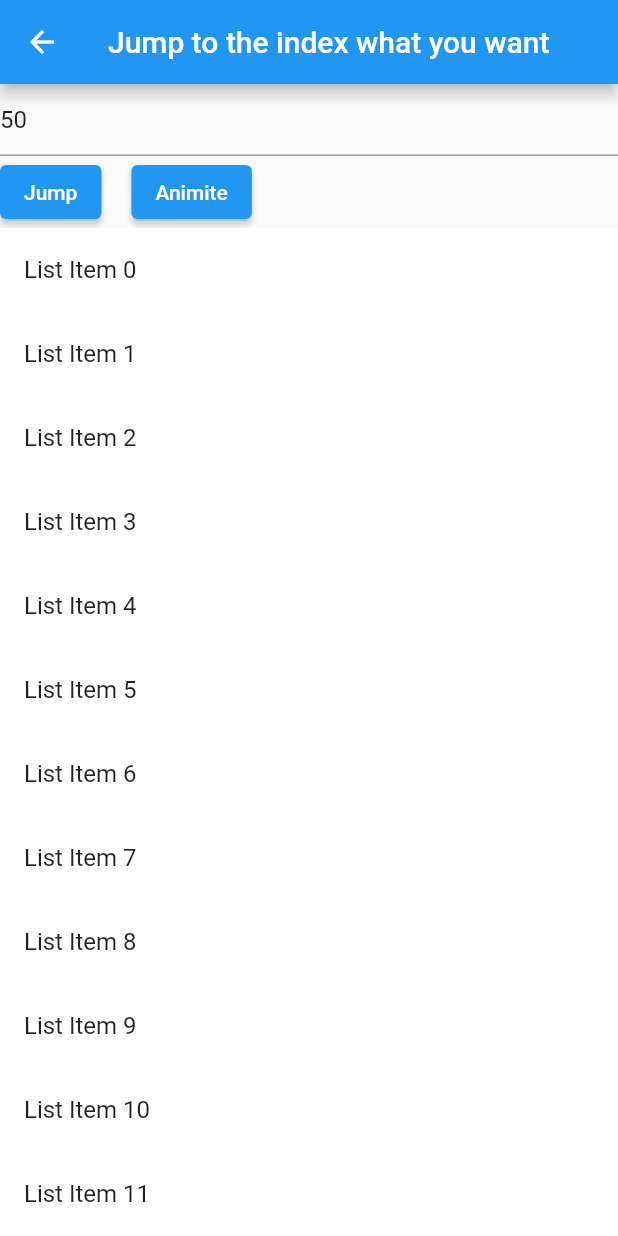
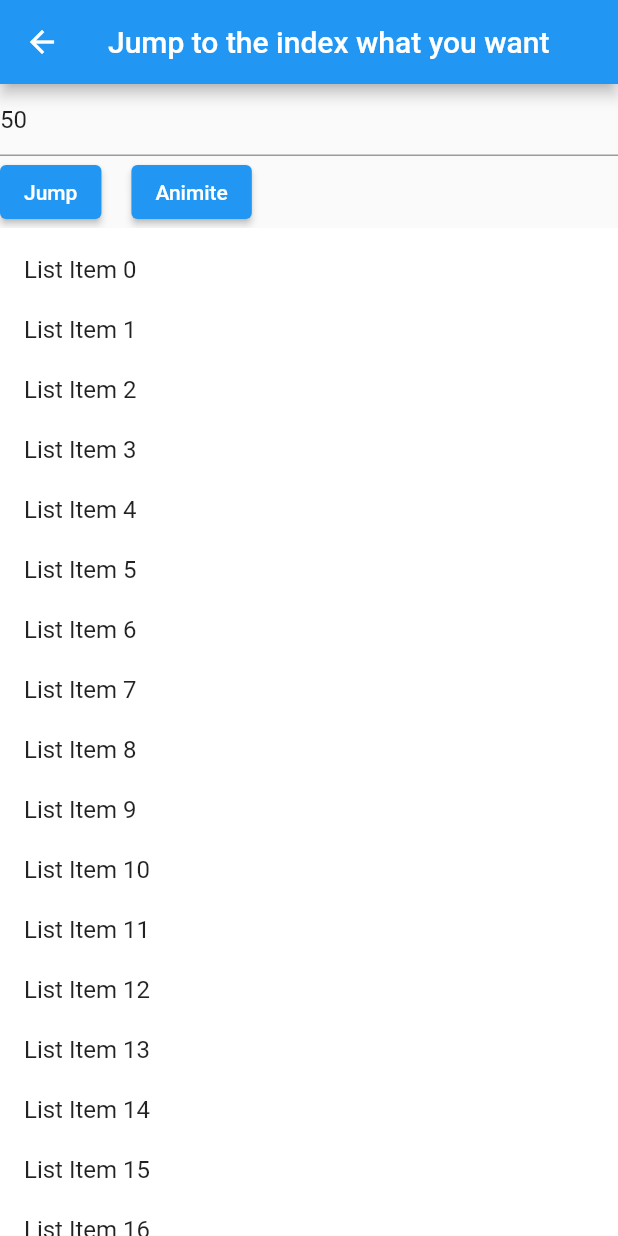
Before and after one commit to robert-luoqing/flutter_list_view, a Flutter app: the screen it shows after launch, after a tap on "Jump to index", on a phone screen of 412 x 824 dp. Run offline on Flutter 3.47's test engine with Material 2 defaults, Android fonts, the phone set to English and light mode, and no system bars; our stand-ins replace pull_to_refresh.

Commit message:
Fixed bug when change child size

```diff
--- a/example/lib/jump_to_index.dart
+++ b/example/lib/jump_to_index.dart
@@ -1,3 +1,5 @@
+import 'dart:math';
+
 import 'package:flutter_list_view/flutter_list_view.dart';
 import 'package:flutter/material.dart';
 
@@ -15,7 +17,7 @@ class _JumpToIndexPageState extends State<JumpToIndexPage> {
   List<int> data = [];
   @override
   initState() {
-    for (var i = 0; i < 1000; i++) {
+    for (var i = 0; i < 100000; i++) {
       data.add(i);
     }
     super.initState();
@@ -56,10 +58,7 @@ class _JumpToIndexPageState extends State<JumpToIndexPage> {
             child: FlutterListView(
                 controller: controller,
                 delegate: FlutterListViewDelegate(
-                  (BuildContext context, int index) => Container(
-                    color: Colors.white,
-                    child: ListTile(title: Text('List Item ${data[index]}')),
-                  ),
+                  (BuildContext context, int index) => Item(text: data[index]),
                   childCount: data.length,
                 )),
           ),
@@ -68,3 +67,38 @@ class _JumpToIndexPageState extends State<JumpToIndexPage> {
     );
   }
 }
+
+class Item extends StatefulWidget {
+  const Item({Key? key, required this.text}) : super(key: key);
+  final int text;
+  @override
+  _ItemState createState() => _ItemState();
+}
+
+class _ItemState extends State<Item> {
+  double height = 40.0;
+  Color? color = Colors.white;
+  @override
+  void initState() {
+    super.initState();
+  }
+
+  @override
+  Widget build(BuildContext context) {
+    return GestureDetector(
+      onTap: () {
+        setState(() {
+          var randomNum = Random().nextInt(100000);
+          color = Colors.lightBlue[100 * (randomNum % 9)];
+        });
+      },
+      behavior: HitTestBehavior.opaque,
+      child: SizedBox(
+        height: height,
+        child: Container(
+            color: color,
+            child: ListTile(title: Text('List Item ${widget.text}'))),
+      ),
+    );
+  }
+}
--- a/lib/src/flutter_list_view_element.dart
+++ b/lib/src/flutter_list_view_element.dart
@@ -376,16 +376,11 @@ class FlutterListViewElement extends RenderObjectElement {
   /// 返回新的与旧的差别
   double updateElementPosition(
       {required FlutterListViewRenderData spEle,
-      required double height,
+      required double newHeight,
       required bool needUpdateNextElementOffset}) {
-    var oldHeight = spEle.height;
+    var diff =
+        updateElementPosition2(spEle, offset: spEle.offset, height: newHeight);
 
-    spEle.height = height;
-    final parentData = spEle.element.renderObject!.parentData!
-        as SliverMultiBoxAdaptorParentData;
-
-    var diff = height - oldHeight;
-    _totalItemHeight += diff;
     // 更新所有后面的offset;
     if (needUpdateNextElementOffset) {
       for (var i = 1; i < _renderedElements.length; i++) {
@@ -397,6 +392,22 @@ class FlutterListViewElement extends RenderObjectElement {
       }
     }
 
+    return diff;
+  }
+
+  /// 返回新的与旧的差别
+  double updateElementPosition2(
+    FlutterListViewRenderData spEle, {
+    required double offset,
+    required double height,
+  }) {
+    var oldHeight = spEle.height;
+    var diff = height - oldHeight;
+    _totalItemHeight += diff;
+    spEle.offset = offset;
+    spEle.height = height;
+    final parentData = spEle.element.renderObject!.parentData!
+        as SliverMultiBoxAdaptorParentData;
     parentData.layoutOffset = spEle.offset;
     setItemHeight(getKeyByItemIndex(spEle.index), height);
     return diff;
--- a/lib/src/flutter_list_view_render.dart
+++ b/lib/src/flutter_list_view_render.dart
@@ -23,6 +23,7 @@ class FlutterListViewRender extends RenderSliver
 
   /// [_trackedNextStickyElement] is evaluate in performLayout and used it paint
   FlutterListViewRenderData? _trackedNextStickyElement;
+  List<FlutterListViewRenderData> paintedElements = [];
 
   @override
   void setupParentData(RenderObject child) {
@@ -120,6 +121,25 @@ class FlutterListViewRender extends RenderSliver
     /// We need correct scrollOffset
     double compensationScroll = 0;
 
+    /// Relayout these elements, avoid exception when some child need relayout
+    if (childManager.renderedElements.isNotEmpty) {
+      double accumulateOffset = childManager.renderedElements[0].offset;
+      for (var renderedElement in childManager.renderedElements) {
+        RenderBox child = renderedElement.element.renderObject! as RenderBox;
+        child.layout(childConstraints, parentUsesSize: true);
+        var itemHeight = child.size.height;
+
+        childManager.updateElementPosition2(
+          renderedElement,
+          offset: accumulateOffset,
+          height: itemHeight,
+        );
+
+        accumulateOffset += itemHeight;
+      }
+    }
+
+    /// Construct the element before exist element
     while (true) {
       FlutterListViewRenderData? spElement;
       invokeLayoutCallback((constraints) {
@@ -132,7 +152,7 @@ class FlutterListViewRender extends RenderSliver
       var itemHeight = child.size.height;
       compensationScroll += childManager.updateElementPosition(
           spEle: spElement!,
-          height: itemHeight,
+          newHeight: itemHeight,
           needUpdateNextElementOffset: true);
     }
 
@@ -149,7 +169,7 @@ class FlutterListViewRender extends RenderSliver
       var itemHeight = child.size.height;
       childManager.updateElementPosition(
           spEle: spElement!,
-          height: itemHeight,
+          newHeight: itemHeight,
           needUpdateNextElementOffset: false);
     }
 
@@ -200,11 +220,6 @@ class FlutterListViewRender extends RenderSliver
       from: firstRenderChildOffset,
       to: endRenderChildOffset,
     );
-    // var paintExtent = viewportHeight;
-    // if (paintExtent > constraints.remainingPaintExtent) {
-    //   cacheExtent = constraints.remainingPaintExtent;
-    // }
-    // cacheExtent = cacheExtent;
 
     final double targetEndScrollOffsetForPaint =
         constraints.scrollOffset + constraints.remainingPaintExtent;
@@ -245,7 +260,7 @@ class FlutterListViewRender extends RenderSliver
     var itemHeight = child.size.height;
     childManager.updateElementPosition(
         spEle: chatElem,
-        height: itemHeight,
+        newHeight: itemHeight,
         needUpdateNextElementOffset: false);
 
     var scrollDy = itemDy - indexShoudBeJumpOffset;
@@ -297,7 +312,7 @@ class FlutterListViewRender extends RenderSliver
           var itemHeight = child.size.height;
           childManager.updateElementPosition(
               spEle: chatElem,
-              height: itemHeight,
+              newHeight: itemHeight,
               needUpdateNextElementOffset: false);
 
           _isAdjustOperation = true;
@@ -378,7 +393,7 @@ class FlutterListViewRender extends RenderSliver
           var itemHeight = child.size.height;
           childManager.updateElementPosition(
               spEle: prevStickyElement!,
-              height: itemHeight,
+              newHeight: itemHeight,
               needUpdateNextElementOffset: false);
         } else {
           if (childManager.stickyElement != prevStickyElement) {
@@ -452,7 +467,7 @@ class FlutterListViewRender extends RenderSliver
 
   @override
   void paint(PaintingContext context, Offset offset) {
-    // print("-------offset: ${constraints.scrollOffset}");
+    paintedElements.clear();
     var renderedElements = childManager.renderedElements;
     if (renderedElements.isEmpty) return;
 
@@ -524,6 +539,7 @@ class FlutterListViewRender extends RenderSliver
             height: child.size.height));
         if (renderElement != childManager.stickyElement) {
           context.paintChild(child, childOffset);
+          paintedElements.add(renderElement);
           if (renderElement == _trackedNextStickyElement) {
             nextStickyOffset = normalChildOffset;
           }
@@ -537,9 +553,11 @@ class FlutterListViewRender extends RenderSliver
       if (nextStickyOffset == null ||
           nextStickyOffset.dy > stickyRenderObj.size.height) {
         context.paintChild(stickyRenderObj, offset);
+        paintedElements.add(childManager.stickyElement!);
       } else {
         var stickyOffsetDy = nextStickyOffset.dy - stickyRenderObj.size.height;
         context.paintChild(stickyRenderObj, Offset(0, stickyOffsetDy));
+        paintedElements.add(childManager.stickyElement!);
       }
     }
 
@@ -566,6 +584,14 @@ class FlutterListViewRender extends RenderSliver
       visitor(stickyElement.element.renderObject!);
     }
   }
+
+  // @override
+  // void visitChildrenForSemantics(RenderObjectVisitor visitor) {
+  //   // super.visitChildren(visitor);
+  //   for (var item in paintedElements) {
+  //     visitor(item.element.renderObject!);
+  //   }
+  // }
 
   @override
   double childMainAxisPosition(RenderBox child) {
--- a/pubspec.yaml
+++ b/pubspec.yaml
@@ -1,6 +1,6 @@
 name: flutter_list_view
 description: Provide enhanced list view include jump index, keep position etc.
-version: 1.0.4
+version: 1.0.5
 homepage: https://github.com/robert-luoqing/flutter_list_view
 
 environment:
```
Also changed, not shown: example/pubspec.lock, 1 other file.
